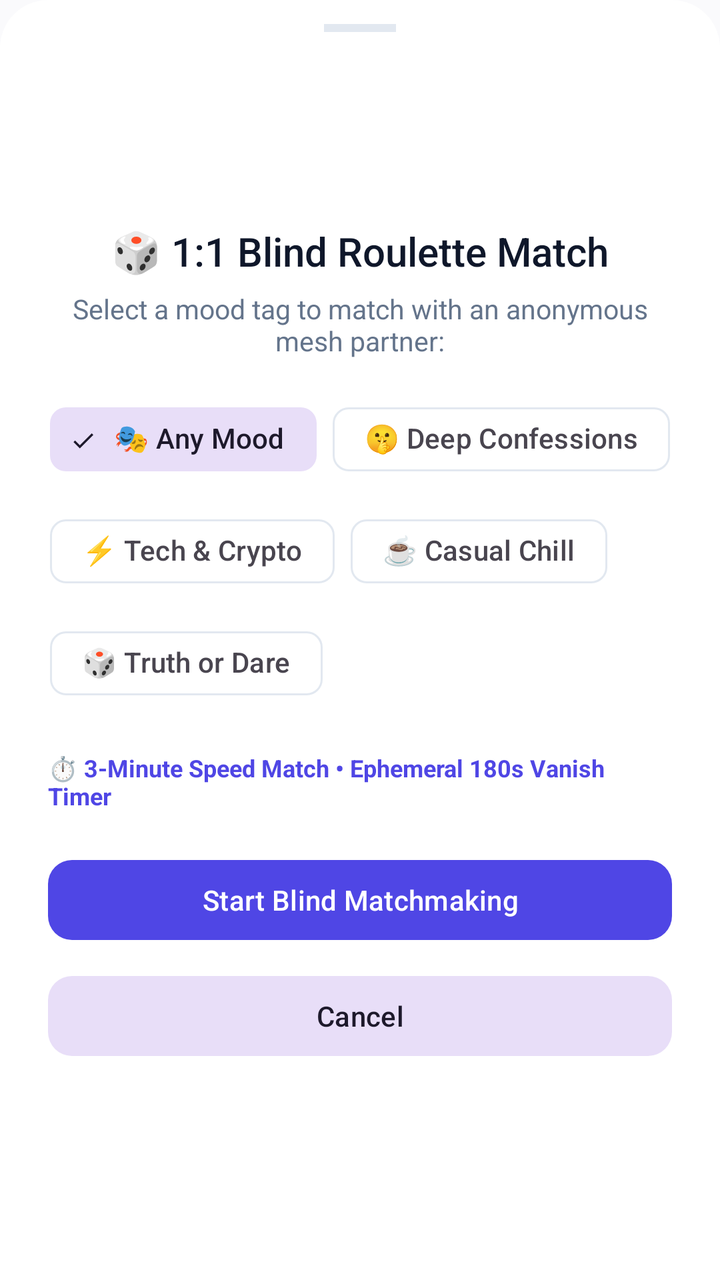
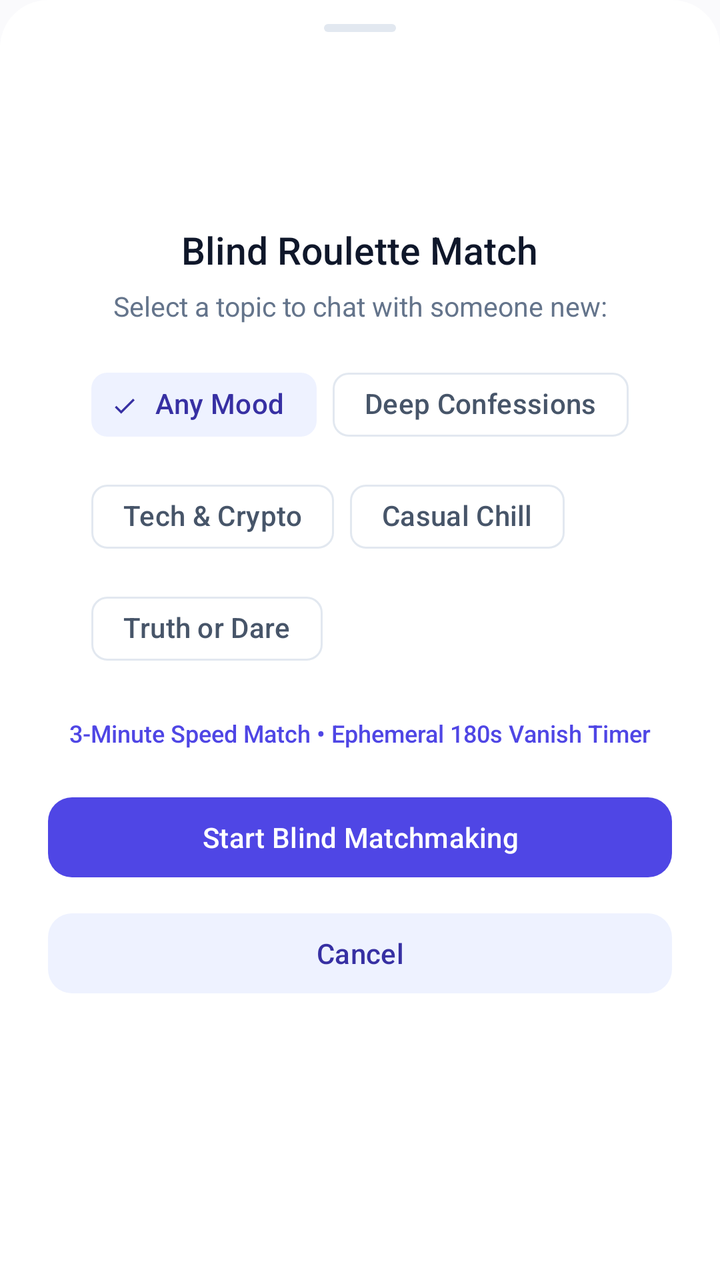

The first picture is an Android layout as it rendered before a commit; the second is the same layout after the commit. The layout source and the unified diff follow.
<!-- AndroidManifest.xml: application theme Theme.VEIL -->
<!-- res/layout/dialog_roulette_search_sheet.xml -->
<?xml version="1.0" encoding="utf-8"?>
<LinearLayout xmlns:android="http://schemas.android.com/apk/res/android"
    xmlns:app="http://schemas.android.com/apk/res-auto"
    android:layout_width="match_parent"
    android:layout_height="wrap_content"
    android:orientation="vertical"
    android:background="@drawable/bottom_sheet_background"
    android:paddingStart="24dp"
    android:paddingEnd="24dp"
    android:paddingTop="12dp"
    android:paddingBottom="28dp"
    android:gravity="center_horizontal">

    
    <View
        android:layout_width="36dp"
        android:layout_height="4dp"
        android:background="@color/colorOutline"
        android:layout_marginBottom="20dp" />

    <ProgressBar
        android:id="@+id/pbRouletteRadar"
        android:layout_width="60dp"
        android:layout_height="60dp"
        android:indeterminate="true"
        android:indeterminateTint="@color/colorPrimary"
        android:layout_marginBottom="16dp" />

    <TextView
        android:layout_width="wrap_content"
        android:layout_height="wrap_content"
        android:text="🎲 1:1 Blind Roulette Match"
        android:textColor="@color/textPrimary"
        android:textSize="20sp"
        android:fontFamily="sans-serif-medium"
        android:layout_marginBottom="6dp" />

    <TextView
        android:id="@+id/tvRouletteStatus"
        android:layout_width="wrap_content"
        android:layout_height="wrap_content"
        android:text="Select a mood tag to match with an anonymous mesh partner:"
        android:textColor="@color/textSecondary"
        android:textSize="13.5sp"
        android:gravity="center"
        android:layout_marginBottom="16dp" />

    
    <com.google.android.material.chip.ChipGroup
        android:id="@+id/chipGroupMood"
        android:layout_width="wrap_content"
        android:layout_height="wrap_content"
        android:layout_marginBottom="20dp"
        app:singleSelection="true"
        app:selectionRequired="true">

        <com.google.android.material.chip.Chip
            android:id="@+id/chipMoodAny"
            style="@style/Widget.Material3.Chip.Filter"
            android:layout_width="wrap_content"
            android:layout_height="wrap_content"
            android:text="🎭 Any Mood"
            android:checked="true" />

        <com.google.android.material.chip.Chip
            android:id="@+id/chipMoodConfess"
            style="@style/Widget.Material3.Chip.Filter"
            android:layout_width="wrap_content"
            android:layout_height="wrap_content"
            android:text="🤫 Deep Confessions" />

        <com.google.android.material.chip.Chip
            android:id="@+id/chipMoodCyber"
            style="@style/Widget.Material3.Chip.Filter"
            android:layout_width="wrap_content"
            android:layout_height="wrap_content"
            android:text="⚡ Tech &amp; Crypto" />

        <com.google.android.material.chip.Chip
            android:id="@+id/chipMoodChill"
            style="@style/Widget.Material3.Chip.Filter"
            android:layout_width="wrap_content"
            android:layout_height="wrap_content"
            android:text="☕ Casual Chill" />

        <com.google.android.material.chip.Chip
            android:id="@+id/chipMoodDare"
            style="@style/Widget.Material3.Chip.Filter"
            android:layout_width="wrap_content"
            android:layout_height="wrap_content"
            android:text="🎲 Truth or Dare" />
    </com.google.android.material.chip.ChipGroup>

    
    <TextView
        android:layout_width="wrap_content"
        android:layout_height="wrap_content"
        android:text="⏱️ 3-Minute Speed Match • Ephemeral 180s Vanish Timer"
        android:textColor="@color/colorPrimary"
        android:textSize="12sp"
        android:textStyle="bold"
        android:layout_marginBottom="20dp" />

    <com.google.android.material.button.MaterialButton
        android:id="@+id/btnStartMatch"
        style="@style/Widget.Material3.Button"
        android:layout_width="match_parent"
        android:layout_height="48dp"
        android:text="Start Blind Matchmaking"
        android:layout_marginBottom="10dp"
        app:cornerRadius="12dp" />

    <com.google.android.material.button.MaterialButton
        android:id="@+id/btnCancelRoulette"
        style="@style/Widget.Material3.Button.TonalButton"
        android:layout_width="match_parent"
        android:layout_height="48dp"
        android:text="Cancel"
        app:cornerRadius="12dp" />

</LinearLayout>
<!-- resources referenced by this layout -->
<resources>
  <color name="colorOutline">#E2E8F0</color>
  <color name="colorPrimary">#4F46E5</color>
  <color name="textPrimary">#0F172A</color>
  <color name="textSecondary">#64748B</color>
  <color name="colorSurface">#FFFFFF</color>
  <style name="Base.Theme.VEIL" parent="Theme.Material3.DayNight.NoActionBar">
          <item name="android:statusBarColor">@android:color/transparent</item>
          <item name="android:navigationBarColor">@android:color/transparent</item>
          <item name="android:windowLightStatusBar" tools:targetApi="m">true</item>
          <item name="colorPrimary">@color/colorPrimary</item>
          <item name="colorOnPrimary">@color/colorOnPrimary</item>
          <item name="colorPrimaryContainer">@color/colorPrimaryContainer</item>
          <item name="colorOnPrimaryContainer">@color/colorOnPrimaryContainer</item>
          <item name="colorSurface">@color/colorSurface</item>
          <item name="colorSurfaceVariant">@color/colorSurfaceVariant</item>
          <item name="colorOutline">@color/colorOutline</item>
          <item name="android:colorBackground">@color/colorBackground</item>
          <item name="bottomSheetDialogTheme">@style/ModernBottomSheetDialogTheme</item>
      </style>
  <color name="colorOnPrimary">#FFFFFF</color>
  <color name="colorPrimaryContainer">#EEF2FF</color>
  <color name="colorOnPrimaryContainer">#3730A3</color>
  <color name="colorSurfaceVariant">#F1F5F9</color>
  <color name="colorBackground">#FAFAFC</color>
  <!-- unchanged entries left out for length: 4 -->
</resources>

<!-- the commit's change to res/layout/dialog_roulette_search_sheet.xml (unified diff, before → after) -->
@@ -15,7 +15,7 @@
     <View
         android:layout_width="36dp"
         android:layout_height="4dp"
-        android:background="@color/colorOutline"
+        android:background="@drawable/bg_persona_drag_handle"
         android:layout_marginBottom="20dp" />
 
     <ProgressBar
@@ -29,9 +29,9 @@
     <TextView
         android:layout_width="wrap_content"
         android:layout_height="wrap_content"
-        android:text="🎲 1:1 Blind Roulette Match"
+        android:text="Blind Roulette Match"
         android:textColor="@color/textPrimary"
-        android:textSize="20sp"
+        android:textSize="19sp"
         android:fontFamily="sans-serif-medium"
         android:layout_marginBottom="6dp" />
 
@@ -39,7 +39,7 @@
         android:id="@+id/tvRouletteStatus"
         android:layout_width="wrap_content"
         android:layout_height="wrap_content"
-        android:text="Select a mood tag to match with an anonymous mesh partner:"
+        android:text="Select a topic to chat with someone new:"
         android:textColor="@color/textSecondary"
         android:textSize="13.5sp"
         android:gravity="center"
@@ -59,7 +59,7 @@
             style="@style/Widget.Material3.Chip.Filter"
             android:layout_width="wrap_content"
             android:layout_height="wrap_content"
-            android:text="🎭 Any Mood"
+            android:text="Any Mood"
             android:checked="true" />
 
         <com.google.android.material.chip.Chip
@@ -67,38 +67,38 @@
             style="@style/Widget.Material3.Chip.Filter"
             android:layout_width="wrap_content"
             android:layout_height="wrap_content"
-            android:text="🤫 Deep Confessions" />
+            android:text="Deep Confessions" />
 
         <com.google.android.material.chip.Chip
             android:id="@+id/chipMoodCyber"
             style="@style/Widget.Material3.Chip.Filter"
             android:layout_width="wrap_content"
             android:layout_height="wrap_content"
-            android:text="⚡ Tech &amp; Crypto" />
+            android:text="Tech &amp; Crypto" />
 
         <com.google.android.material.chip.Chip
             android:id="@+id/chipMoodChill"
             style="@style/Widget.Material3.Chip.Filter"
             android:layout_width="wrap_content"
             android:layout_height="wrap_content"
-            android:text="☕ Casual Chill" />
+            android:text="Casual Chill" />
 
         <com.google.android.material.chip.Chip
             android:id="@+id/chipMoodDare"
             style="@style/Widget.Material3.Chip.Filter"
             android:layout_width="wrap_content"
             android:layout_height="wrap_content"
-            android:text="🎲 Truth or Dare" />
+            android:text="Truth or Dare" />
     </com.google.android.material.chip.ChipGroup>
 
     
     <TextView
         android:layout_width="wrap_content"
         android:layout_height="wrap_content"
-        android:text="⏱️ 3-Minute Speed Match • Ephemeral 180s Vanish Timer"
+        android:text="3-Minute Speed Match • Ephemeral 180s Vanish Timer"
         android:textColor="@color/colorPrimary"
         android:textSize="12sp"
-        android:textStyle="bold"
+        android:fontFamily="sans-serif-medium"
         android:layout_marginBottom="20dp" />
 
     <com.google.android.material.button.MaterialButton
<!-- resource entries referenced after the edit -->
@@ -4,6 +4,13 @@
   <color name="colorPrimary">#4F46E5</color>
   <color name="textPrimary">#0F172A</color>
   <color name="textSecondary">#64748B</color>
+  <!-- drawable bg_persona_drag_handle (drawable) -->
+  <?xml version="1.0" encoding="utf-8"?>
+  <shape xmlns:android="http://schemas.android.com/apk/res/android"
+      android:shape="rectangle">
+      <solid android:color="@color/colorOutline" />
+      <corners android:radius="2dp" />
+  </shape>
   <color name="colorSurface">#FFFFFF</color>
   <style name="Base.Theme.VEIL" parent="Theme.Material3.DayNight.NoActionBar">
           <item name="android:statusBarColor">@android:color/transparent</item>
@@ -13,8 +20,25 @@
           <item name="colorOnPrimary">@color/colorOnPrimary</item>
           <item name="colorPrimaryContainer">@color/colorPrimaryContainer</item>
           <item name="colorOnPrimaryContainer">@color/colorOnPrimaryContainer</item>
+          <item name="colorSecondary">@color/colorSecondary</item>
+          <item name="colorOnSecondary">@color/colorOnSecondary</item>
+          <item name="colorSecondaryContainer">@color/colorSecondaryContainer</item>
+          <item name="colorOnSecondaryContainer">@color/colorOnSecondaryContainer</item>
+          <item name="colorTertiary">@color/colorTertiary</item>
+          <item name="colorOnTertiary">@color/colorOnTertiary</item>
+          <item name="colorTertiaryContainer">@color/colorTertiaryContainer</item>
+          <item name="colorOnTertiaryContainer">@color/colorOnTertiaryContainer</item>
           <item name="colorSurface">@color/colorSurface</item>
+          <item name="colorOnSurface">@color/colorOnSurface</item>
           <item name="colorSurfaceVariant">@color/colorSurfaceVariant</item>
+          <item name="colorOnSurfaceVariant">@color/colorOnSurfaceVariant</item>
+          <item name="colorSurfaceDim">@color/colorSurfaceDim</item>
+          <item name="colorSurfaceBright">@color/colorSurfaceBright</item>
+          <item name="colorSurfaceContainerLowest">@color/colorSurfaceContainerLowest</item>
+          <item name="colorSurfaceContainerLow">@color/colorSurfaceContainerLow</item>
+          <item name="colorSurfaceContainer">@color/colorSurfaceContainer</item>
+          <item name="colorSurfaceContainerHigh">@color/colorSurfaceContainerHigh</item>
+          <item name="colorSurfaceContainerHighest">@color/colorSurfaceContainerHighest</item>
           <item name="colorOutline">@color/colorOutline</item>
           <item name="android:colorBackground">@color/colorBackground</item>
           <item name="bottomSheetDialogTheme">@style/ModernBottomSheetDialogTheme</item>
@@ -22,7 +46,24 @@
   <color name="colorOnPrimary">#FFFFFF</color>
   <color name="colorPrimaryContainer">#EEF2FF</color>
   <color name="colorOnPrimaryContainer">#3730A3</color>
+  <color name="colorSecondary">#0D9488</color>
+  <color name="colorOnSecondary">#FFFFFF</color>
+  <color name="colorSecondaryContainer">#EEF2FF</color>
+  <color name="colorOnSecondaryContainer">#3730A3</color>
+  <color name="colorTertiary">#06B6D4</color>
+  <color name="colorOnTertiary">#FFFFFF</color>
+  <color name="colorTertiaryContainer">#ECFEFF</color>
+  <color name="colorOnTertiaryContainer">#155E75</color>
+  <color name="colorOnSurface">#0F172A</color>
   <color name="colorSurfaceVariant">#F1F5F9</color>
+  <color name="colorOnSurfaceVariant">#475569</color>
+  <color name="colorSurfaceDim">#E2E8F0</color>
+  <color name="colorSurfaceBright">#FFFFFF</color>
+  <color name="colorSurfaceContainerLowest">#FFFFFF</color>
+  <color name="colorSurfaceContainerLow">#F8FAFC</color>
+  <color name="colorSurfaceContainer">#F1F5F9</color>
+  <color name="colorSurfaceContainerHigh">#E2E8F0</color>
+  <color name="colorSurfaceContainerHighest">#CBD5E1</color>
   <color name="colorBackground">#FAFAFC</color>
   <!-- unchanged entries left out for length: 4 -->
 </resources>
